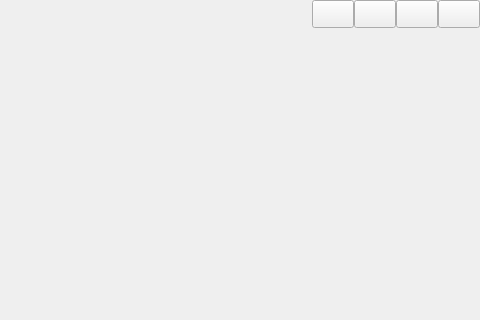
Before: the Qt Designer form titlebar.ui in egornovichkov/BatteryStudio, drawn with Qt 5; both pictures show x 377 to 857 and y 0 to 320 of the 857 by 563 pixel window.
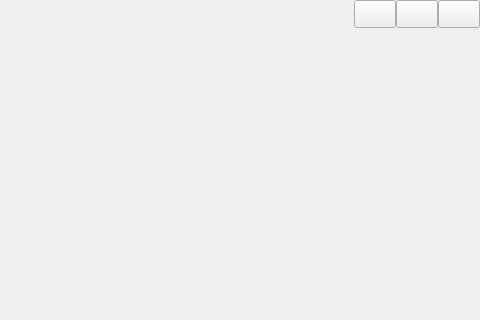
After: the same form once the commit is applied. Icons and pictures are not drawn.

The edit to the form file:
```diff
--- a/titlebar.ui
+++ b/titlebar.ui
@@ -196,31 +196,6 @@
            </property>
           </spacer>
          </item>
-         <item>
-          <widget class="QPushButton" name="collapse">
-           <property name="sizePolicy">
-            <sizepolicy hsizetype="Minimum" vsizetype="Minimum">
-             <horstretch>0</horstretch>
-             <verstretch>0</verstretch>
-            </sizepolicy>
-           </property>
-           <property name="minimumSize">
-            <size>
-             <width>42</width>
-             <height>28</height>
-            </size>
-           </property>
-           <property name="maximumSize">
-            <size>
-             <width>42</width>
-             <height>28</height>
-            </size>
-           </property>
-           <property name="text">
-            <string/>
-           </property>
-          </widget>
-         </item>
          <item>
           <widget class="QPushButton" name="minimum">
            <property name="sizePolicy">
```
Left out of the diff: 1 changed line with no effect on the pictures.
